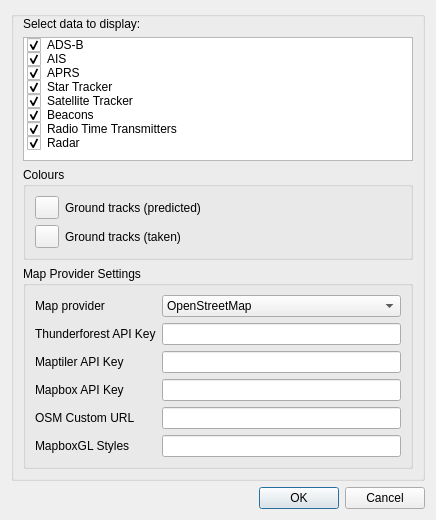
Above: plugins/feature/map/mapsettingsdialog.ui from f4exb/sdrangel before the change. Below: the same form after it.
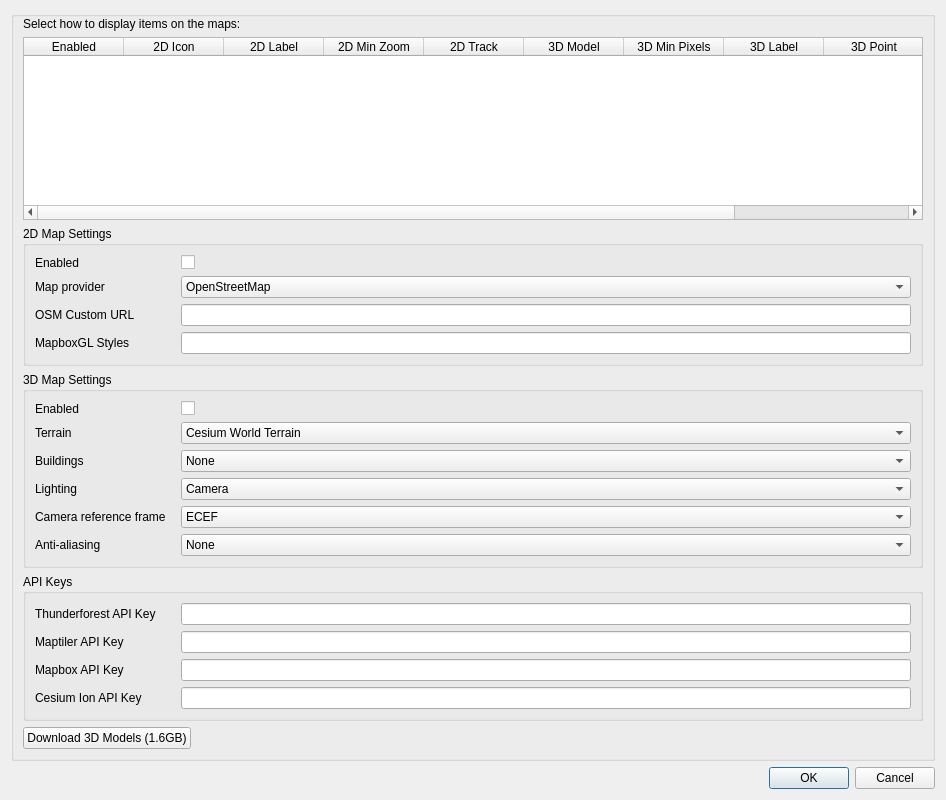
That is the form after the change.

What changed in the file:
```diff
--- a/plugins/feature/map/mapsettingsdialog.ui
+++ b/plugins/feature/map/mapsettingsdialog.ui
@@ -6,13 +6,12 @@
    <rect>
     <x>0</x>
     <y>0</y>
-    <width>436</width>
-    <height>520</height>
+    <width>946</width>
+    <height>800</height>
    </rect>
   </property>
   <property name="font">
    <font>
-    <family>Liberation Sans</family>
     <pointsize>9</pointsize>
    </font>
   </property>
@@ -29,141 +28,101 @@
       <item>
        <widget class="QLabel" name="locationsLabel">
         <property name="text">
-         <string>Select data to display:</string>
+         <string>Select how to display items on the maps:</string>
         </property>
        </widget>
       </item>
       <item>
-       <widget class="QListWidget" name="sourceList">
+       <widget class="QTableWidget" name="mapItemSettings">
         <property name="selectionMode">
          <enum>QAbstractItemView::MultiSelection</enum>
         </property>
-        <property name="sortingEnabled">
-         <bool>false</bool>
-        </property>
-        <item>
+        <column>
          <property name="text">
-          <string>ADS-B</string>
+          <string>Enabled</string>
          </property>
-         <property name="checkState">
-          <enum>Checked</enum>
+        </column>
+        <column>
+         <property name="text">
+          <string>2D Icon</string>
          </property>
-        </item>
-        <item>
+        </column>
+        <column>
          <property name="text">
-          <string>AIS</string>
+          <string>2D Label</string>
          </property>
-         <property name="checkState">
-          <enum>Checked</enum>
+        </column>
+        <column>
+         <property name="text">
+          <string>2D Min Zoom</string>
          </property>
-        </item>
-        <item>
+        </column>
+        <column>
          <property name="text">
-          <string>APRS</string>
+          <string>2D Track</string>
          </property>
-         <property name="checkState">
-          <enum>Checked</enum>
-         </property>
-        </item>
-        <item>
+        </column>
+        <column>
          <property name="text">
-          <string>Star Tracker</string>
+          <string>3D Model</string>
          </property>
-         <property name="checkState">
-          <enum>Checked</enum>
-         </property>
-        </item>
-        <item>
+        </column>
+        <column>
          <property name="text">
-          <string>Satellite Tracker</string>
+          <string>3D Min Pixels</string>
          </property>
-         <property name="checkState">
-          <enum>Checked</enum>
-         </property>
-        </item>
-        <item>
+        </column>
+        <column>
          <property name="text">
-          <string>Beacons</string>
+          <string>3D Label</string>
          </property>
-         <property name="checkState">
-          <enum>Checked</enum>
-         </property>
-        </item>
-        <item>
+        </column>
+        <column>
          <property name="text">
-          <string>Radio Time Transmitters</string>
+          <string>3D Point</string>
          </property>
-         <property name="checkState">
-          <enum>Checked</enum>
-         </property>
-        </item>
-        <item>
+        </column>
+        <column>
          <property name="text">
-          <string>Radar</string>
+          <string>3D Track</string>
          </property>
-         <property name="checkState">
-          <enum>Checked</enum>
-         </property>
-        </item>
+        </column>
        </widget>
       </item>
       <item>
        <widget class="QGroupBox" name="colorsGroupBox">
         <property name="title">
-         <string>Colours</string>
-        </property>
-        <layout class="QGridLayout" name="gridLayout">
-         <item row="0" column="1">
-          <widget class="QLabel" name="predictedGroundTrackColorLabel">
-           <property name="text">
-            <string>Ground tracks (predicted)</string>
-           </property>
-          </widget>
-         </item>
-         <item row="1" column="1">
-          <widget class="QLabel" name="groundTrackColorLabel">
-           <property name="text">
-            <string>Ground tracks (taken)</string>
-           </property>
-          </widget>
-         </item>
-         <item row="0" column="0">
-          <widget class="QToolButton" name="predictedGroundTrackColor">
-           <property name="toolTip">
-            <string>Select color for predicted ground tracks</string>
-           </property>
-           <property name="text">
-            <string/>
-           </property>
-          </widget>
-         </item>
-         <item row="1" column="0">
-          <widget class="QToolButton" name="groundTrackColor">
-           <property name="toolTip">
-            <string>Select color for taken ground tracks</string>
-           </property>
-           <property name="text">
-            <string/>
-           </property>
-          </widget>
-         </item>
-        </layout>
-       </widget>
-      </item>
-      <item>
-       <widget class="QGroupBox" name="mapProvidersGroupBox">
-        <property name="title">
-         <string>Map Provider Settings</string>
+         <string>2D Map Settings</string>
         </property>
         <layout class="QFormLayout" name="formLayout_2">
          <item row="0" column="0">
+          <widget class="QLabel" name="map2DEnabledLabel">
+           <property name="minimumSize">
+            <size>
+             <width>140</width>
+             <height>0</height>
+            </size>
+           </property>
+           <property name="text">
+            <string>Enabled</string>
+           </property>
+          </widget>
+         </item>
+         <item row="0" column="1">
+          <widget class="QCheckBox" name="map2DEnabled">
+           <property name="text">
+            <string/>
+           </property>
+          </widget>
+         </item>
+         <item row="1" column="0">
           <widget class="QLabel" name="mapProviderLabel">
            <property name="text">
             <string>Map provider</string>
            </property>
           </widget>
          </item>
-         <item row="0" column="1">
+         <item row="1" column="1">
           <widget class="QComboBox" name="mapProvider">
            <property name="toolTip">
             <string>Select map provider</string>
@@ -190,79 +149,288 @@
            </item>
           </widget>
          </item>
-         <item row="3" column="0">
-          <widget class="QLabel" name="mapBoxAPIKeyLabel">
+         <item row="2" column="0">
+          <widget class="QLabel" name="osmURLLabel">
            <property name="text">
-            <string>Mapbox API Key</string>
+            <string>OSM Custom URL</string>
            </property>
           </widget>
          </item>
-         <item row="3" column="1">
-          <widget class="QLineEdit" name="mapBoxAPIKey">
+         <item row="2" column="1">
+          <widget class="QLineEdit" name="osmURL">
            <property name="toolTip">
             <string>Enter a Mapbox API key in order to use Mapbox maps: https://www.mapbox.com/</string>
            </property>
           </widget>
          </item>
-         <item row="5" column="0">
+         <item row="3" column="0">
           <widget class="QLabel" name="mapBoxStylesLabel">
            <property name="text">
             <string>MapboxGL Styles</string>
            </property>
           </widget>
          </item>
-         <item row="5" column="1">
+         <item row="3" column="1">
           <widget class="QLineEdit" name="mapBoxStyles">
            <property name="toolTip">
             <string>Comma separated list of MapBox styles</string>
            </property>
           </widget>
          </item>
+        </layout>
+       </widget>
+      </item>
+      <item>
+       <widget class="QGroupBox" name="map3DSettings">
+        <property name="title">
+         <string>3D Map Settings</string>
+        </property>
+        <layout class="QFormLayout" name="formLayout">
+         <item row="0" column="0">
+          <widget class="QLabel" name="map3DEnabledLabel">
+           <property name="minimumSize">
+            <size>
+             <width>140</width>
+             <height>0</height>
+            </size>
+           </property>
+           <property name="text">
+            <string>Enabled</string>
+           </property>
+          </widget>
+         </item>
+         <item row="0" column="1">
+          <widget class="QCheckBox" name="map3DEnabled">
+           <property name="text">
+            <string/>
+           </property>
+          </widget>
+         </item>
          <item row="1" column="0">
+          <widget class="QLabel" name="terrainLabel">
+           <property name="text">
+            <string>Terrain</string>
+           </property>
+          </widget>
+         </item>
+         <item row="1" column="1">
+          <widget class="QComboBox" name="terrain">
+           <item>
+            <property name="text">
+             <string>Cesium World Terrain</string>
+            </property>
+           </item>
+           <item>
+            <property name="text">
+             <string>Ellipsoid</string>
+            </property>
+           </item>
+           <item>
+            <property name="text">
+             <string>Maptiler</string>
+            </property>
+           </item>
+           <item>
+            <property name="text">
+             <string>ArcGIS</string>
+            </property>
+           </item>
+          </widget>
+         </item>
+         <item row="2" column="0">
+          <widget class="QLabel" name="buildingsLabel">
+           <property name="text">
+            <string>Buildings</string>
+           </property>
+          </widget>
+         </item>
+         <item row="2" column="1">
+          <widget class="QComboBox" name="buildings">
+           <item>
+            <property name="text">
+             <string>None</string>
+            </property>
+           </item>
+           <item>
+            <property name="text">
+             <string>Cesium OSM Buildings</string>
+            </property>
+           </item>
+          </widget>
+         </item>
+         <item row="3" column="0">
+          <widget class="QLabel" name="sunLightEnabledLabel">
+           <property name="text">
+            <string>Lighting</string>
+           </property>
+          </widget>
+         </item>
+         <item row="3" column="1">
+          <widget class="QComboBox" name="sunLightEnabled">
+           <property name="toolTip">
+            <string>Whether lighting is from the Sun or Camera</string>
+           </property>
+           <item>
+            <property name="text">
+             <string>Camera</string>
+            </property>
+           </item>
+           <item>
+            <property name="text">
+             <string>Sun</string>
+            </property>
+           </item>
+          </widget>
+         </item>
+         <item row="4" column="0">
+          <widget class="QLabel" name="eciCameraLabel">
+           <property name="text">
+            <string>Camera reference frame</string>
+           </property>
+          </widget>
+         </item>
+         <item row="4" column="1">
+          <widget class="QComboBox" name="eciCamera">
+           <property name="toolTip">
+            <string>Selects camera reference frame. For ECEF the camera rotates with the Earth. For ECI, the camera position is fixed relative to the stars and the Earth's rotation will be visible.</string>
+           </property>
+           <item>
+            <property name="text">
+             <string>ECEF</string>
+            </property>
+           </item>
+           <item>
+            <property name="text">
+             <string>ECI</string>
+            </property>
+           </item>
+          </widget>
+         </item>
+         <item row="5" column="0">
+          <widget class="QLabel" name="antiAliasingLabel">
+           <property name="text">
+            <string>Anti-aliasing</string>
+           </property>
+          </widget>
+         </item>
+         <item row="5" column="1">
+          <widget class="QComboBox" name="antiAliasing">
+           <property name="toolTip">
+            <string>Set anti-aliasing to use. This can remove jagged pixels on the edge of 3D models.</string>
+           </property>
+           <item>
+            <property name="text">
+             <string>None</string>
+            </property>
+           </item>
+           <item>
+            <property name="text">
+             <string>FXAA</string>
+            </property>
+           </item>
+          </widget>
+         </item>
+        </layout>
+       </widget>
+      </item>
+      <item>
+       <widget class="QGroupBox" name="apiKeys">
+        <property name="title">
+         <string>API Keys</string>
+        </property>
+        <layout class="QFormLayout" name="formLayout_3">
+         <item row="0" column="0">
           <widget class="QLabel" name="thunderforestAPIKeyLabel">
+           <property name="minimumSize">
+            <size>
+             <width>140</width>
+             <height>0</height>
+            </size>
+           </property>
            <property name="text">
             <string>Thunderforest API Key</string>
            </property>
           </widget>
          </item>
-         <item row="2" column="0">
-          <widget class="QLabel" name="maptilerAPIKeyLabel">
-           <property name="text">
-            <string>Maptiler API Key</string>
-           </property>
-          </widget>
-         </item>
-         <item row="1" column="1">
+         <item row="0" column="1">
           <widget class="QLineEdit" name="thunderforestAPIKey">
            <property name="toolTip">
             <string>Enter a Thunderforest API key in order to use non-watermarked Thunderforest maps: https://www.thunderforest.com/</string>
            </property>
           </widget>
          </item>
-         <item row="2" column="1">
+         <item row="1" column="0">
+          <widget class="QLabel" name="maptilerAPIKeyLabel">
+           <property name="text">
+            <string>Maptiler API Key</string>
+           </property>
+          </widget>
+         </item>
+         <item row="1" column="1">
           <widget class="QLineEdit" name="maptilerAPIKey">
            <property name="toolTip">
             <string>Enter a Maptiler API key in order to use Maptiler maps: https://www.maptiler.com/</string>
            </property>
           </widget>
          </item>
-         <item row="4" column="0">
-          <widget class="QLabel" name="osmURLLabel">
+         <item row="2" column="0">
+          <widget class="QLabel" name="mapBoxAPIKeyLabel">
            <property name="text">
-            <string>OSM Custom URL</string>
+            <string>Mapbox API Key</string>
            </property>
           </widget>
          </item>
-         <item row="4" column="1">
-          <widget class="QLineEdit" name="osmURL">
+         <item row="2" column="1">
+          <widget class="QLineEdit" name="mapBoxAPIKey">
            <property name="toolTip">
-            <string>URL of custom map for use with OpenStreetMap provider</string>
+            <string>Enter a Mapbox API key in order to use Mapbox maps: https://www.mapbox.com/</string>
+           </property>
+          </widget>
+         </item>
+         <item row="3" column="0">
+          <widget class="QLabel" name="cesiumIonAPIKeyLabel">
+           <property name="text">
+            <string>Cesium Ion API Key</string>
+           </property>
+          </widget>
+         </item>
+         <item row="3" column="1">
+          <widget class="QLineEdit" name="cesiumIonAPIKey">
+           <property name="toolTip">
+            <string>Enter a Cesium Ion Access Token</string>
            </property>
           </widget>
          </item>
         </layout>
        </widget>
       </item>
+      <item>
+       <layout class="QHBoxLayout" name="horizontalLayout">
+        <item>
+         <widget class="QPushButton" name="downloadModels">
+          <property name="toolTip">
+           <string>Download 3D models. It is recommended to restart SDRangel after download.</string>
+          </property>
+          <property name="text">
+           <string>Download 3D Models (1.6GB)</string>
+          </property>
+         </widget>
+        </item>
+        <item>
+         <spacer name="horizontalSpacer">
+          <property name="orientation">
+           <enum>Qt::Horizontal</enum>
+          </property>
+          <property name="sizeHint" stdset="0">
+           <size>
+            <width>40</width>
+            <height>20</height>
+           </size>
+          </property>
+         </spacer>
+        </item>
+       </layout>
+      </item>
      </layout>
     </widget>
    </item>
```
Left out of the diff: 28 changed lines with no effect on the pictures.
